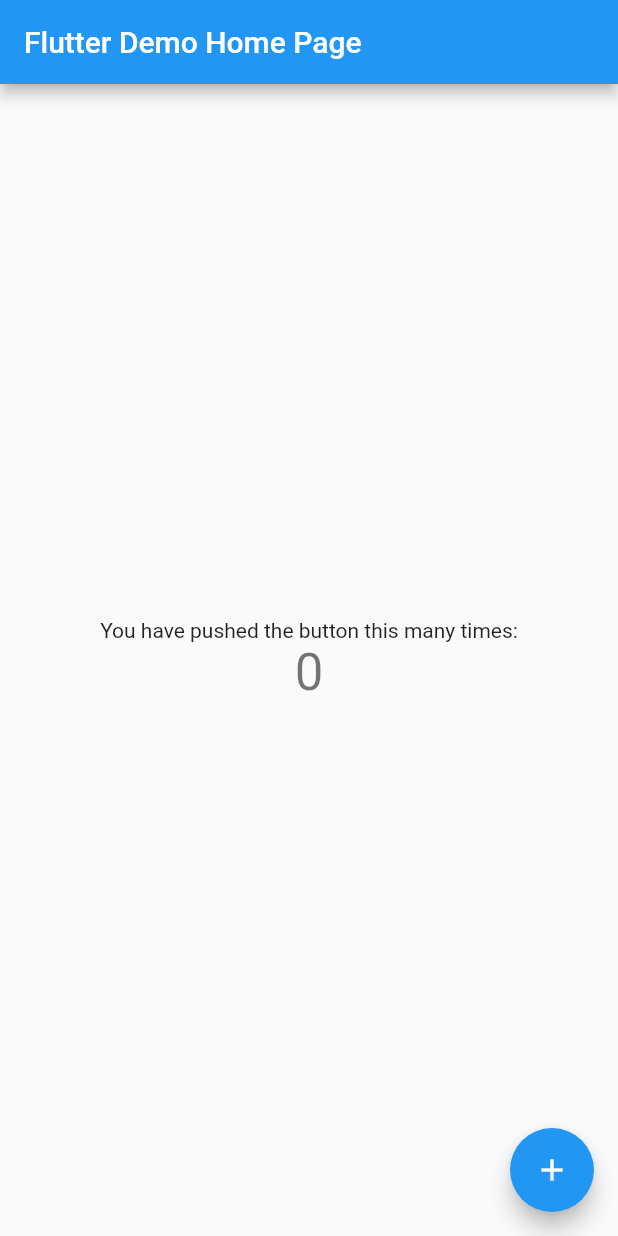
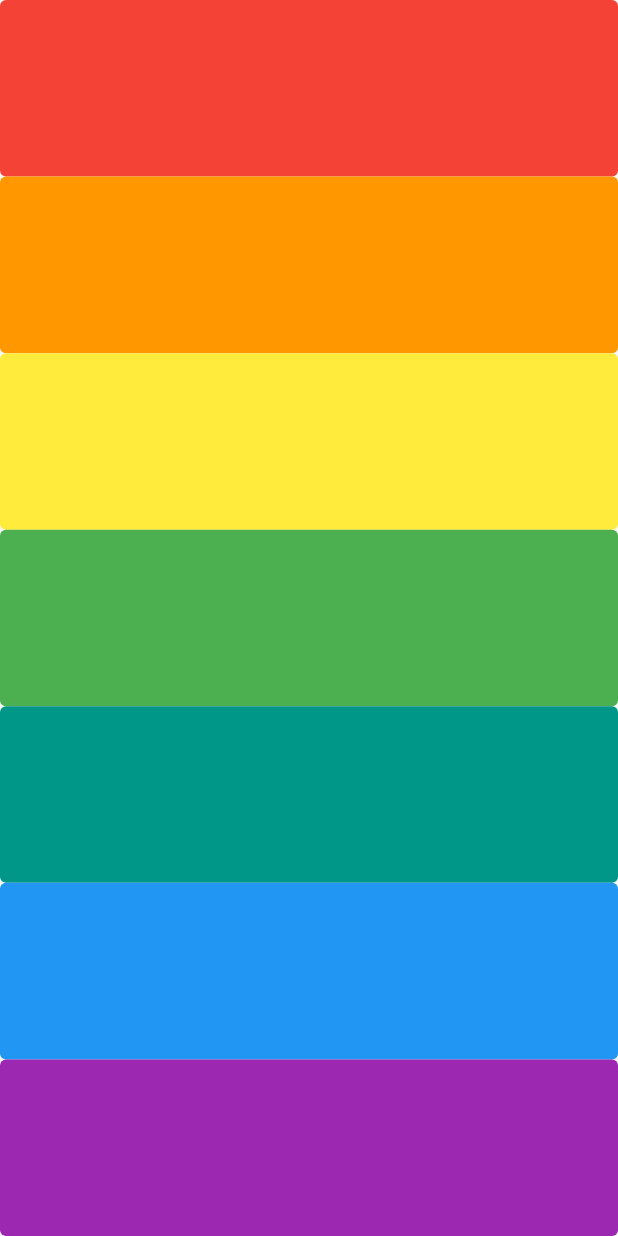
Before and after one commit to basakjeet08/xylophone_flutter, a Flutter app: the screen it shows after launch, on a phone screen of 412 x 824 dp. Run offline on Flutter 3.47's test engine with Material 2 defaults, Android fonts, the light colour scheme and no system bars; our stand-ins replace audioplayers.

Commit message:
completed (04/01/2023)

```diff
--- a/lib/main.dart
+++ b/lib/main.dart
@@ -1,115 +1,54 @@
 import 'package:flutter/material.dart';
+import 'package:audioplayers/audioplayers.dart';
 
-void main() {
-  runApp(const MyApp());
-}
+void main() => runApp(const XylophoneApp());
 
-class MyApp extends StatelessWidget {
-  const MyApp({super.key});
+class XylophoneApp extends StatelessWidget {
+  const XylophoneApp({super.key});
 
-  // This widget is the root of your application.
-  @override
-  Widget build(BuildContext context) {
-    return MaterialApp(
-      title: 'Flutter Demo',
-      theme: ThemeData(
-        // This is the theme of your application.
-        //
-        // Try running your application with "flutter run". You'll see the
-        // application has a blue toolbar. Then, without quitting the app, try
-        // changing the primarySwatch below to Colors.green and then invoke
-        // "hot reload" (press "r" in the console where you ran "flutter run",
-        // or simply save your changes to "hot reload" in a Flutter IDE).
-        // Notice that the counter didn't reset back to zero; the application
-        // is not restarted.
-        primarySwatch: Colors.blue,
+  // Function which plays the Note taking the Note number as a parameter
+  void playNote(int noteNo) {
+    final player = AudioCache();
+    player.play('note$noteNo.wav');
+  }
+
+  // Function which draws all the TextButtons on the Screen when called upon
+  /// This function takes the note number to play and the color that needs to be displayed as background Colors
+  Expanded drawButtons(int noteNumber , Color bgColor){
+    return Expanded(
+      child: TextButton(
+        // Style where we can define the style of the Button like background color
+        style: ButtonStyle(
+
+          // Syntax to set the Background Color of the TextButton
+          backgroundColor: MaterialStateProperty.all(bgColor),
+        ),
+        onPressed: () {
+          playNote(noteNumber);
+        },
+        child: Container(),
       ),
-      home: const MyHomePage(title: 'Flutter Demo Home Page'),
     );
-  }
-}
-
-class MyHomePage extends StatefulWidget {
-  const MyHomePage({super.key, required this.title});
-
-  // This widget is the home page of your application. It is stateful, meaning
-  // that it has a State object (defined below) that contains fields that affect
-  // how it looks.
-
-  // This class is the configuration for the state. It holds the values (in this
-  // case the title) provided by the parent (in this case the App widget) and
-  // used by the build method of the State. Fields in a Widget subclass are
-  // always marked "final".
-
-  final String title;
-
-  @override
-  State<MyHomePage> createState() => _MyHomePageState();
-}
-
-class _MyHomePageState extends State<MyHomePage> {
-  int _counter = 0;
-
-  void _incrementCounter() {
-    setState(() {
-      // This call to setState tells the Flutter framework that something has
-      // changed in this State, which causes it to rerun the build method below
-      // so that the display can reflect the updated values. If we changed
-      // _counter without calling setState(), then the build method would not be
-      // called again, and so nothing would appear to happen.
-      _counter++;
-    });
   }
 
   @override
   Widget build(BuildContext context) {
-    // This method is rerun every time setState is called, for instance as done
-    // by the _incrementCounter method above.
-    //
-    // The Flutter framework has been optimized to make rerunning build methods
-    // fast, so that you can just rebuild anything that needs updating rather
-    // than having to individually change instances of widgets.
-    return Scaffold(
-      appBar: AppBar(
-        // Here we take the value from the MyHomePage object that was created by
-        // the App.build method, and use it to set our appbar title.
-        title: Text(widget.title),
-      ),
-      body: Center(
-        // Center is a layout widget. It takes a single child and positions it
-        // in the middle of the parent.
-        child: Column(
-          // Column is also a layout widget. It takes a list of children and
-          // arranges them vertically. By default, it sizes itself to fit its
-          // children horizontally, and tries to be as tall as its parent.
-          //
-          // Invoke "debug painting" (press "p" in the console, choose the
-          // "Toggle Debug Paint" action from the Flutter Inspector in Android
-          // Studio, or the "Toggle Debug Paint" command in Visual Studio Code)
-          // to see the wireframe for each widget.
-          //
-          // Column has various properties to control how it sizes itself and
-          // how it positions its children. Here we use mainAxisAlignment to
-          // center the children vertically; the main axis here is the vertical
-          // axis because Columns are vertical (the cross axis would be
-          // horizontal).
-          mainAxisAlignment: MainAxisAlignment.center,
-          children: <Widget>[
-            const Text(
-              'You have pushed the button this many times:',
-            ),
-            Text(
-              '$_counter',
-              style: Theme.of(context).textTheme.headline4,
-            ),
-          ],
+    return MaterialApp(
+      home: Scaffold(
+        body: SafeArea(
+          child: Column(
+            children: [
+              drawButtons(1 , Colors.red),
+              drawButtons(2 , Colors.orange),
+              drawButtons(3 , Colors.yellow),
+              drawButtons(4 , Colors.green),
+              drawButtons(5 , Colors.teal),
+              drawButtons(6 , Colors.blue),
+              drawButtons(7 , Colors.purple),
+            ],
+          ),
         ),
       ),
-      floatingActionButton: FloatingActionButton(
-        onPressed: _incrementCounter,
-        tooltip: 'Increment',
-        child: const Icon(Icons.add),
-      ), // This trailing comma makes auto-formatting nicer for build methods.
     );
   }
 }
```
Also changed, not shown: pubspec.yaml (+3 -65 lines), pubspec.lock.
